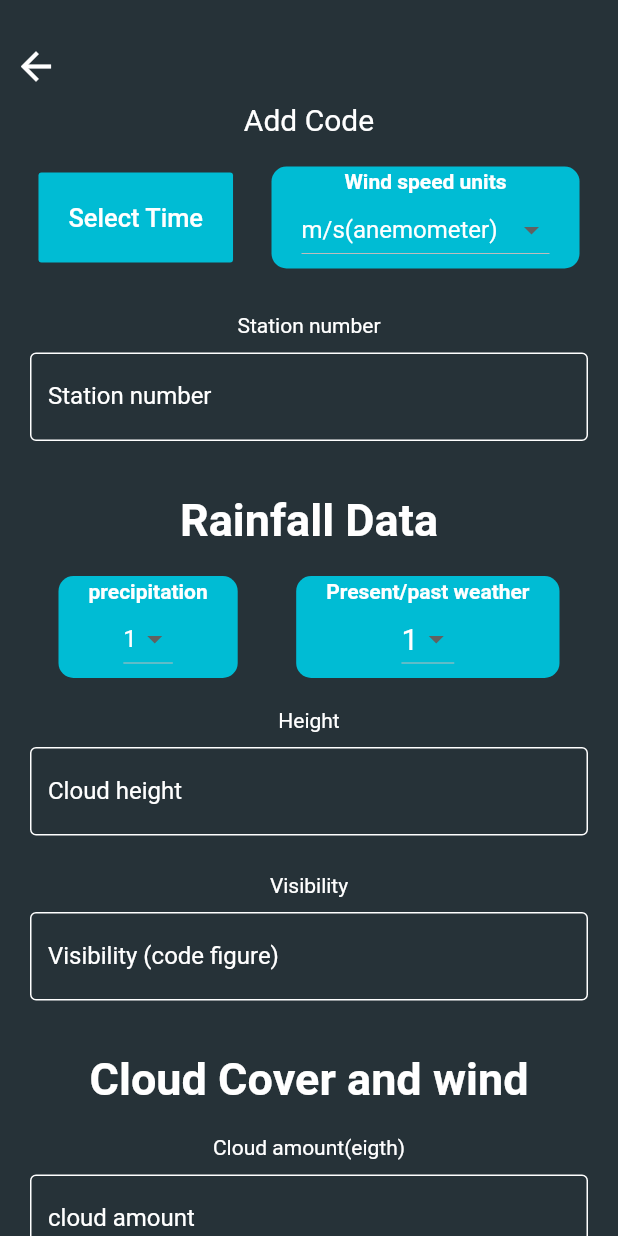
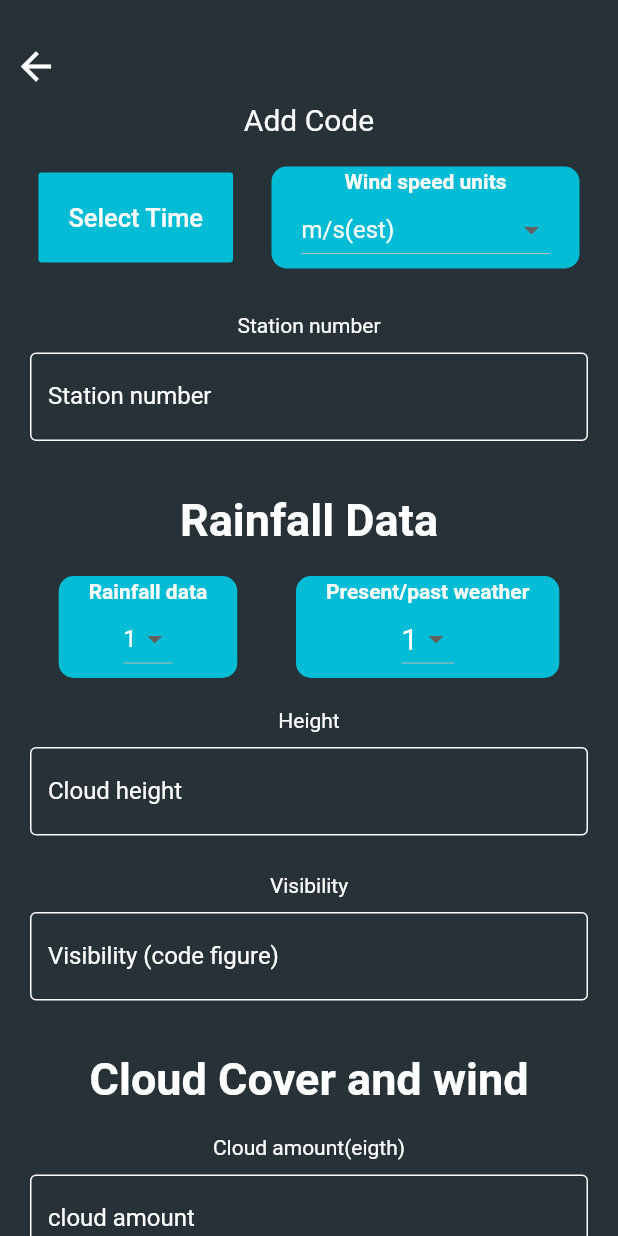
Before and after one commit to RodgerCodes/synop, a Flutter app: the Add screen opened by its route, on a phone screen of 412 x 824 dp. Run offline on Flutter 3.47's test engine with Material 2 defaults, Android fonts, the phone set to English and light mode, and no system bars; our stand-ins replace data_connection_checker, date_format, dio, flutter_svg, fluttertoast, image_picker and 2 more; missing offline and left inert: calendar_strip; accounts and stored records are empty.

Commit message:
failed attempt at rain data

```diff
--- a/lib/screens/Add.dart
+++ b/lib/screens/Add.dart
@@ -58,7 +58,7 @@ class _AddState extends State<Add> {
 
   final _formkey = GlobalKey<FormState>();
   DateTime selectedDate = DateTime.now();
-  String dropdownvalue = 'm/s(anemometer)';
+  String dropdownvalue = 'm/s(est)';
   String ir = '1', ix = '1';
   String rainfallDuration = '4';
   String low = '0', medium = '0', high = '0';
@@ -98,7 +98,7 @@ class _AddState extends State<Add> {
     // }
   }
 
-  var data = "m/s(anemometer)", date;
+  var data = "m/s(est)", date;
   @override
   Widget build(BuildContext context) {
     return Scaffold(
@@ -181,7 +181,7 @@ class _AddState extends State<Add> {
                                 color: Colors.white,
                                 fontWeight: FontWeight.bold)),
                         DropdownButton(
-                          value: dropdownvalue,
+                          value: data,
                           dropdownColor: Colors.cyan,
                           onChanged: (val) {
                             setState(() {
@@ -220,7 +220,7 @@ class _AddState extends State<Add> {
                     keyboardType: TextInputType.number,
                     validator: (value) {
                       if (value.isEmpty) {
-                        return 'Please enter the requires info';
+                        return 'Please enter the your station number';
                       }
                       return null;
                     },
@@ -260,7 +260,7 @@ class _AddState extends State<Add> {
                     child: Column(
                       children: [
                         Text(
-                          'precipitation',
+                          'Rainfall data',
                           style: TextStyle(
                               color: Colors.white, fontWeight: FontWeight.bold),
                         ),
--- a/lib/screens/Login.dart
+++ b/lib/screens/Login.dart
@@ -15,9 +15,9 @@ class _LoginScreenState extends State<LoginScreen> {
   var email, password, token;
   var visible = true;
   Dio dio = new Dio();
-  // var url = "https://whispering-shelf-45463.herokuapp.com";
+  var url = "https://whispering-shelf-45463.herokuapp.com";
   final GlobalKey<State> _keyLoader = new GlobalKey<State>();
-  var url = "http://10.0.2.2:5000";
+  // var url = "http://10.0.2.2:5000";
 
   bool showProgressLoading = false;
 
--- a/lib/services/Auth.dart
+++ b/lib/services/Auth.dart
@@ -4,9 +4,9 @@ import 'package:fluttertoast/fluttertoast.dart';
 
 class AuthService {
   Dio dio = new Dio();
-  // var url = "https://whispering-shelf-45463.herokuapp.com";
+  var url = "https://whispering-shelf-45463.herokuapp.com";
   final GlobalKey<State> _keyLoader = new GlobalKey<State>();
-  var url = "http://10.0.2.2:5000";
+  // var url = "http://10.0.2.2:5000";
 
   getinfo(token) async {
     dio.options.headers['authorization'] = 'Bearer $token';
```
